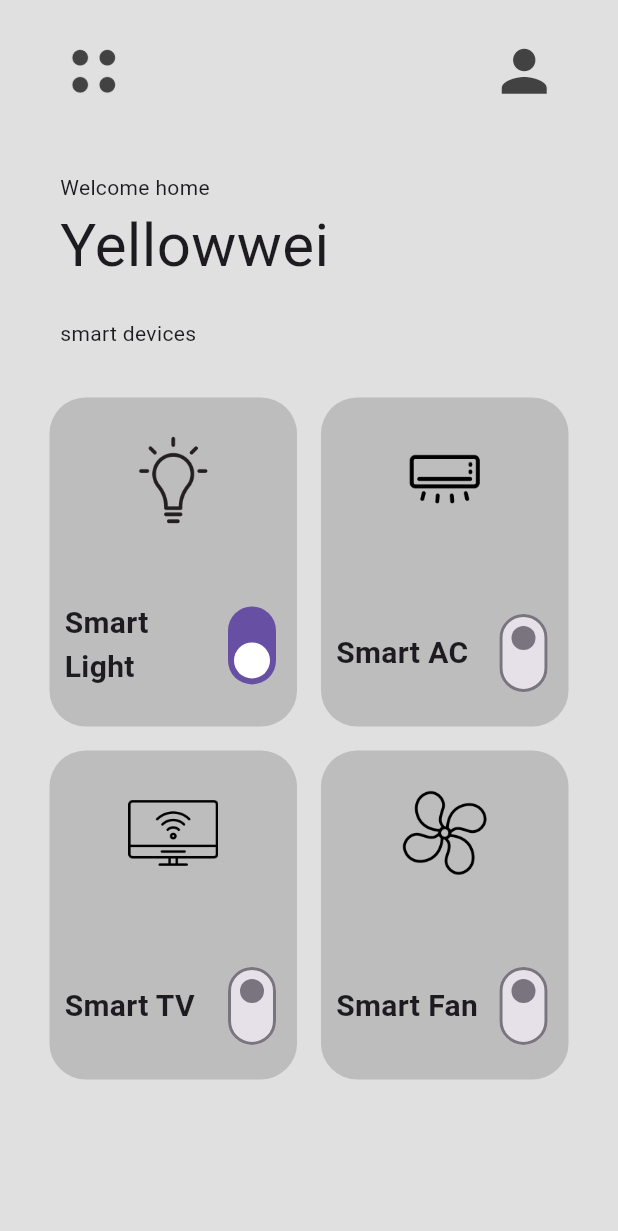
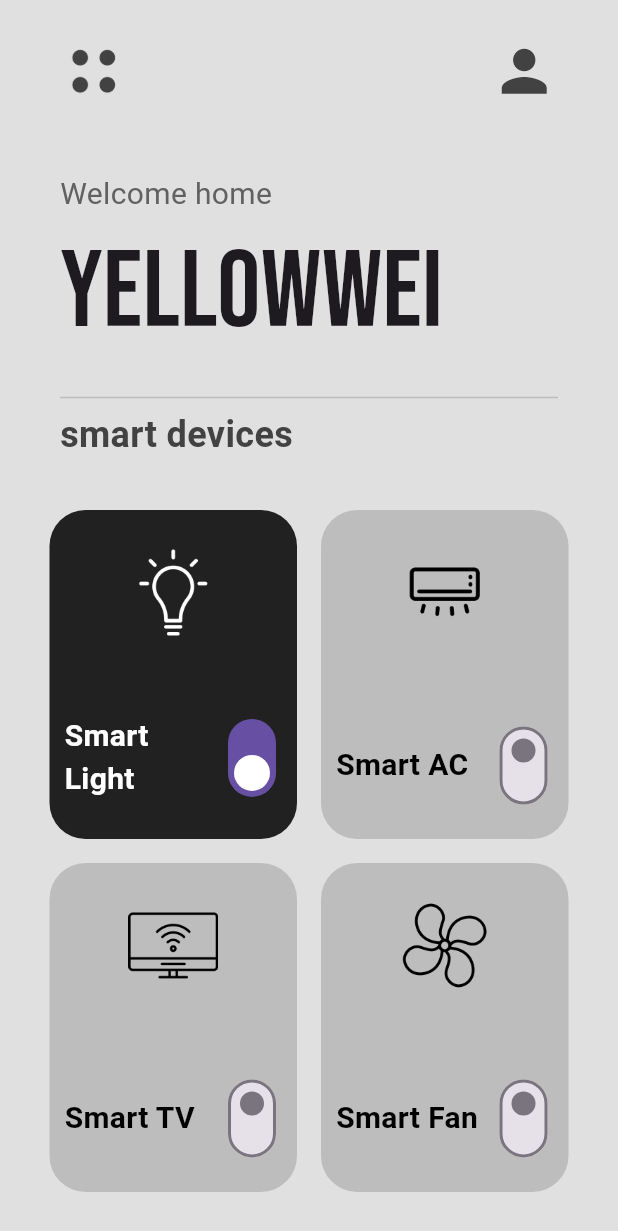
Before and after one commit to Yellowweii/Flutter-Learning, a Flutter app: the screen it shows after launch, on a phone screen of 412 x 824 dp. Shown: the top 1231 px of the screen. Run offline on Flutter 3.47's test engine with Material 3 defaults, Android fonts, the phone set to English and light mode, and no system bars; our stand-ins replace flutter_screenutil, flutter_slidable, flutter_spinkit, flutter_svg, google_fonts, hive and 2 more; accounts and stored records are empty.

Commit message:
finish the flutter-demo9 (#27)
* finish the world_time demo

* finish some function of the project

* little change

* finish the world_time project

* init the project

* finish some functions of the project

* finish the project

* refresh the branch

* init the project

* little change

* finish the todoApp

* init the project

* finish some functions of the project

* finish the whole app

* make the project responsive

* init the project

* finish the search module

* finsih the category module

* finish the recommendation module

* finish the popular module

* init the project

* complete some functions of welcome page

* since the incompleteness of the youtube video, I will not write my code next

* create flutter-demo8

* init the project

* finish some parts of flutter-demo9

* finish the flutter-demo9

```diff
--- a/flutter_demo9/lib/components/smart_device_box.dart
+++ b/flutter_demo9/lib/components/smart_device_box.dart
@@ -18,19 +18,18 @@ class SmartDeviceBox extends StatelessWidget {
   @override
   Widget build(BuildContext context) {
     return Padding(
-      padding: const EdgeInsets.all(8.0),
+      padding: EdgeInsets.all(8.0),
       child: Container(
         padding: EdgeInsets.symmetric(vertical: 25),
         decoration: BoxDecoration(
-            color: Colors.grey[400], borderRadius: BorderRadius.circular(24)),
+            color: powerOn ? Colors.grey[900] : Colors.grey[400],
+            borderRadius: BorderRadius.circular(24)),
         child: Column(
           mainAxisAlignment: MainAxisAlignment.spaceBetween,
           children: [
             //   icon
-            Image.asset(
-              iconPath,
-              height: 60,
-            ),
+            Image.asset(iconPath,
+                height: 60, color: powerOn ? Colors.white : Colors.black),
 
             //   smart devices name + switch
             Row(
@@ -40,7 +39,10 @@ class SmartDeviceBox extends StatelessWidget {
                   padding: const EdgeInsets.only(left: 10.0),
                   child: Text(
                     smartDeviceName,
-                    style: TextStyle(fontWeight: FontWeight.bold, fontSize: 20),
+                    style: TextStyle(
+                        fontWeight: FontWeight.bold,
+                        fontSize: 20,
+                        color: powerOn ? Colors.white : Colors.black),
                   ),
                 )),
                 Transform.rotate(
--- a/flutter_demo9/lib/pages/home_page.dart
+++ b/flutter_demo9/lib/pages/home_page.dart
@@ -1,5 +1,6 @@
 import 'package:flutter/material.dart';
 import 'package:flutter_demo9/components/smart_device_box.dart';
+import 'package:google_fonts/google_fonts.dart';
 
 class HomePage extends StatefulWidget {
   HomePage({super.key});
@@ -66,21 +67,37 @@ class _HomePageState extends State<HomePage> {
             child: Column(
               crossAxisAlignment: CrossAxisAlignment.start,
               children: [
-                Text("Welcome home"),
+                Text(
+                  "Welcome home",
+                  style: TextStyle(fontSize: 20, color: Colors.grey[700]),
+                ),
                 Text(
                   "Yellowwei",
-                  style: TextStyle(fontSize: 40),
+                  style: GoogleFonts.bebasNeue(fontSize: 72),
                 ),
               ],
             ),
           ),
           SizedBox(
-            height: 20,
+            height: 10,
+          ),
+          Padding(
+            padding: EdgeInsets.symmetric(horizontal: horizontalPadding),
+            child: Divider(
+              color: Colors.grey[400],
+              thickness: 1,
+            ),
           ),
           //   smart devices + grid
           Padding(
             padding: EdgeInsets.symmetric(horizontal: horizontalPadding),
-            child: Text("smart devices"),
+            child: Text(
+              "smart devices",
+              style: TextStyle(
+                  fontWeight: FontWeight.bold,
+                  fontSize: 24,
+                  color: Colors.grey[800]),
+            ),
           ),
           Expanded(
               child: GridView.builder(
--- a/flutter_demo9/pubspec.yaml
+++ b/flutter_demo9/pubspec.yaml
@@ -39,6 +39,7 @@ dependencies:
 dev_dependencies:
   flutter_test:
     sdk: flutter
+  google_fonts: ^6.1.0
 
   # The "flutter_lints" package below contains a set of recommended lints to
   # encourage good coding practices. The lint set provided by the package is
```
Also changed, not shown: flutter_demo9/pubspec.lock, 1 other file.
